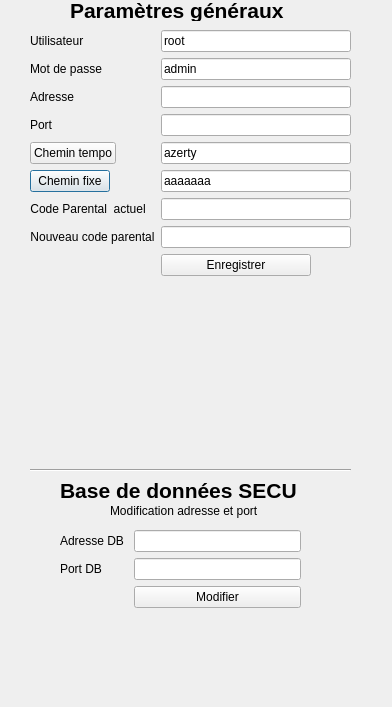
This is c_options.ui in AlexSerfa/DVDFLIX as Qt 5 draws it before an edit. The edited form follows.
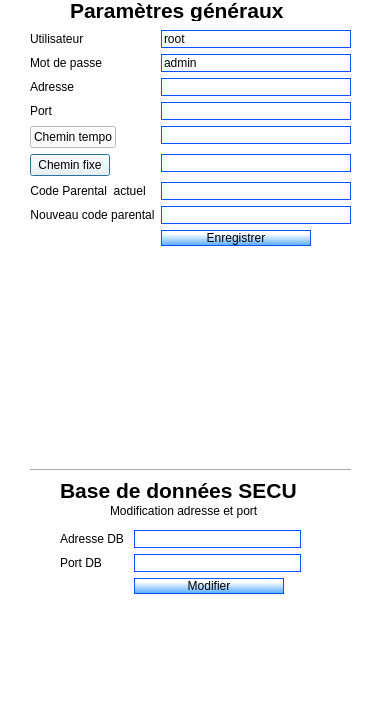
This is the edited form.

Patch:
```diff
--- a/c_options.ui
+++ b/c_options.ui
@@ -13,6 +13,9 @@
   <property name="windowTitle">
    <string>Dialog</string>
   </property>
+  <property name="styleSheet">
+   <string notr="true">background-color: rgb(255, 255, 255);</string>
+  </property>
   <widget class="QWidget" name="formLayoutWidget">
    <property name="geometry">
     <rect>
@@ -53,6 +56,12 @@
     </item>
     <item row="0" column="1">
      <widget class="QLineEdit" name="txt_utilisateur">
+      <property name="styleSheet">
+       <string notr="true">border-color: rgb(0, 85, 255);
+border-radius:15px;
+border-width: 1px;
+border-style: solid;</string>
+      </property>
       <property name="text">
        <string>root</string>
       </property>
@@ -60,6 +69,12 @@
     </item>
     <item row="1" column="1">
      <widget class="QLineEdit" name="txt_mdp">
+      <property name="styleSheet">
+       <string notr="true">border-color: rgb(0, 85, 255);
+border-radius:15px;
+border-width: 1px;
+border-style: solid;</string>
+      </property>
       <property name="text">
        <string>admin</string>
       </property>
@@ -67,6 +82,12 @@
     </item>
     <item row="2" column="1">
      <widget class="QLineEdit" name="txt_adresse">
+      <property name="styleSheet">
+       <string notr="true">border-color: rgb(0, 85, 255);
+border-radius:15px;
+border-width: 1px;
+border-style: solid;</string>
+      </property>
       <property name="text">
        <string/>
       </property>
@@ -77,6 +98,12 @@
     </item>
     <item row="3" column="1">
      <widget class="QLineEdit" name="txt_port">
+      <property name="styleSheet">
+       <string notr="true">border-color: rgb(0, 85, 255);
+border-radius:15px;
+border-width: 1px;
+border-style: solid;</string>
+      </property>
       <property name="text">
        <string/>
       </property>
@@ -87,8 +114,14 @@
     </item>
     <item row="4" column="1">
      <widget class="QLineEdit" name="txt_tempo">
+      <property name="styleSheet">
+       <string notr="true">border-color: rgb(0, 85, 255);
+border-radius:15px;
+border-width: 1px;
+border-style: solid;</string>
+      </property>
       <property name="text">
-       <string>azerty</string>
+       <string/>
       </property>
       <property name="readOnly">
        <bool>true</bool>
@@ -97,8 +130,14 @@
     </item>
     <item row="5" column="1">
      <widget class="QLineEdit" name="txt_fixe">
+      <property name="styleSheet">
+       <string notr="true">border-color: rgb(0, 85, 255);
+border-radius:15px;
+border-width: 1px;
+border-style: solid;</string>
+      </property>
       <property name="text">
-       <string>aaaaaaa</string>
+       <string/>
       </property>
       <property name="readOnly">
        <bool>true</bool>
@@ -134,6 +173,12 @@
     </item>
     <item row="6" column="1">
      <widget class="QLineEdit" name="txt_code">
+      <property name="styleSheet">
+       <string notr="true">border-color: rgb(0, 85, 255);
+border-radius:15px;
+border-width: 1px;
+border-style: solid;</string>
+      </property>
       <property name="inputMask">
        <string/>
       </property>
@@ -159,13 +204,27 @@
         <height>30</height>
        </size>
       </property>
+      <property name="styleSheet">
+       <string notr="true">background-color: qlineargradient(spread:pad, x1:0.482412, y1:0.983, x2:0.493025, y2:0.239, stop:0 rgba(85, 170, 255, 255), stop:1 rgba(255, 255, 255, 255));
+border-color: rgb(0, 85, 255);
+border-radius: 10px;
+border-width: 1px;
+border-style: solid;</string>
+      </property>
       <property name="text">
        <string>Enregistrer</string>
       </property>
      </widget>
     </item>
     <item row="7" column="1">
-     <widget class="QLineEdit" name="txt_nCode"/>
+     <widget class="QLineEdit" name="txt_nCode">
+      <property name="styleSheet">
+       <string notr="true">border-color: rgb(0, 85, 255);
+border-radius:15px;
+border-width: 1px;
+border-style: solid;</string>
+      </property>
+     </widget>
     </item>
     <item row="7" column="0">
      <widget class="QLabel" name="label_11">
@@ -212,6 +271,16 @@
       </property>
      </widget>
     </item>
+    <item row="0" column="1">
+     <widget class="QLineEdit" name="txt_adrDbSecu">
+      <property name="styleSheet">
+       <string notr="true">border-color: rgb(0, 85, 255);
+border-radius:15px;
+border-width: 1px;
+border-style: solid;</string>
+      </property>
+     </widget>
+    </item>
     <item row="1" column="0">
      <widget class="QLabel" name="label_8">
       <property name="text">
@@ -219,14 +288,31 @@
       </property>
      </widget>
     </item>
-    <item row="0" column="1">
-     <widget class="QLineEdit" name="txt_adrDbSecu"/>
-    </item>
     <item row="1" column="1">
-     <widget class="QLineEdit" name="txt_portDbSecu"/>
+     <widget class="QLineEdit" name="txt_portDbSecu">
+      <property name="styleSheet">
+       <string notr="true">border-color: rgb(0, 85, 255);
+border-radius:15px;
+border-width: 1px;
+border-style: solid;</string>
+      </property>
+     </widget>
     </item>
     <item row="2" column="1">
      <widget class="QPushButton" name="pushButton_modifier">
+      <property name="maximumSize">
+       <size>
+        <width>150</width>
+        <height>30</height>
+       </size>
+      </property>
+      <property name="styleSheet">
+       <string notr="true">background-color: qlineargradient(spread:pad, x1:0.482412, y1:0.983, x2:0.493025, y2:0.239, stop:0 rgba(85, 170, 255, 255), stop:1 rgba(255, 255, 255, 255));
+border-color: rgb(0, 85, 255);
+border-radius: 10px;
+border-width: 1px;
+border-style: solid;</string>
+      </property>
       <property name="text">
        <string>Modifier</string>
       </property>
```
